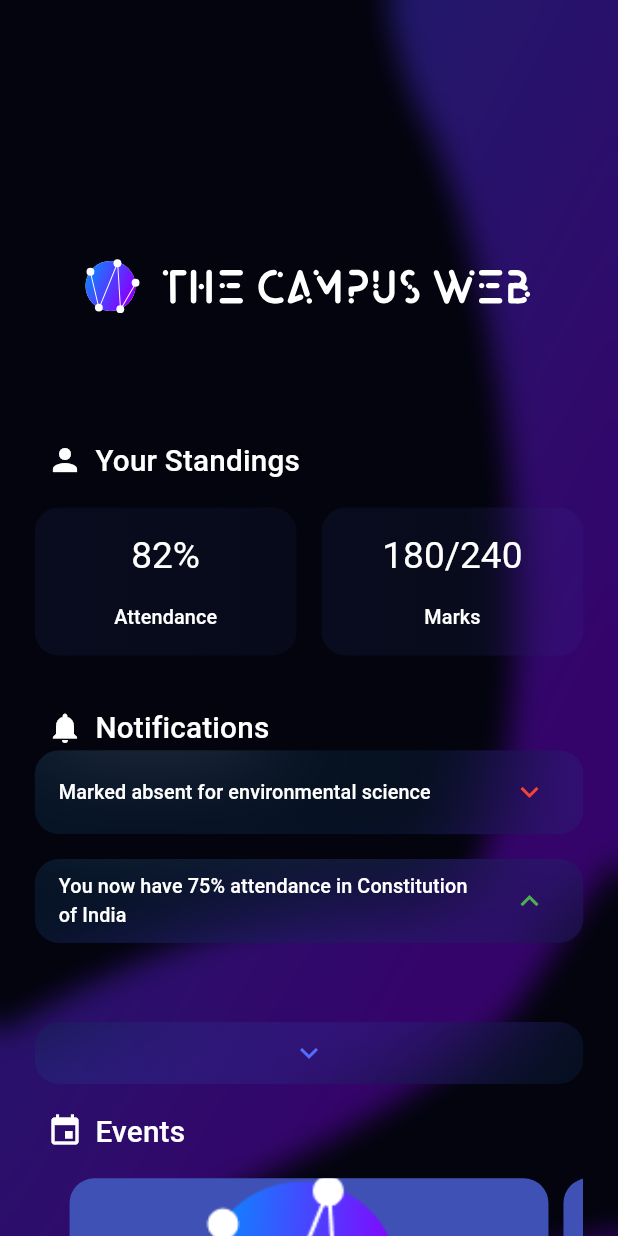
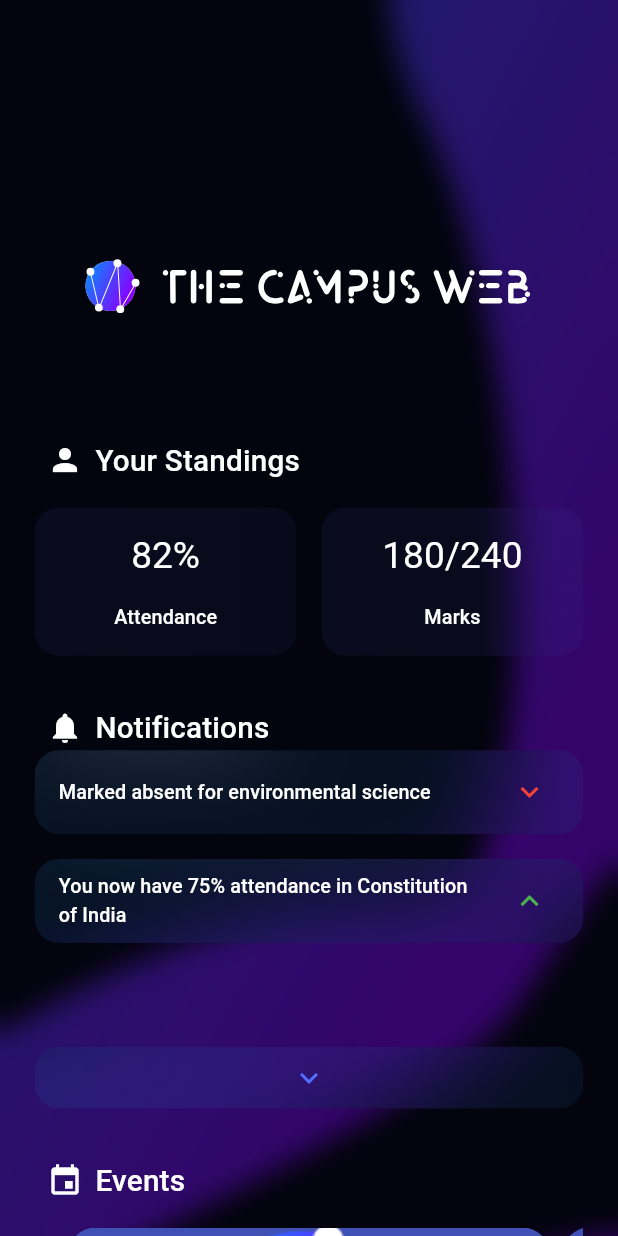
Before and after one commit to TanishqPokharia/CampusApp, a Flutter app: the DashboardScreen widget shown alone on an empty page, opened directly, on a phone screen of 412 x 824 dp. Run offline on Flutter 3.47's test engine with Material 3 defaults, Android fonts, the phone set to English and light mode, and no system bars; drawn by our look-alikes of flutter_carousel_widget; our stand-ins replace awesome_bottom_bar, blur, flutter_svg, glass.

Commit message:
organized imports

```diff
--- a/lib/screens/dashboard_screen.dart
+++ b/lib/screens/dashboard_screen.dart
@@ -1,38 +1,15 @@
-import 'dart:ui';
-
-import 'package:blur/blur.dart';
 import 'package:campus_app/main.dart';
-import 'package:campus_app/screens/sign_in_screen.dart';
-import 'package:campus_app/widgets/background.dart';
-import 'package:campus_app/widgets/events_carousel.dart';
-import 'package:campus_app/widgets/feature_title_widget.dart';
-import 'package:campus_app/widgets/notification_drawer.dart';
-import 'package:campus_app/widgets/notification_tile.dart';
-import 'package:campus_app/widgets/your_standing_widget.dart';
-import 'package:flutter/cupertino.dart';
+import 'package:campus_app/widgets/screen_base.dart';
 import 'package:flutter/material.dart';
-import 'package:flutter/widgets.dart';
 import 'package:flutter_svg/flutter_svg.dart';
-import 'package:glass/glass.dart';
+import 'package:campus_app/widgets/dashboard_widgets/dashboard_widgets.dart';
 
 class DashboardScreen extends StatelessWidget {
   const DashboardScreen({super.key});
 
   @override
   Widget build(BuildContext context) {
-    return Scaffold(
-      body: SingleChildScrollView(
-        child: Stack(
-          alignment: Alignment.topCenter,
-          children: [
-            const BackgroundImage(),
-            Container(
-              height: context.screenHeight,
-              width: context.screenWidth,
-              color: Colors.indigo.shade900.withOpacity(0.1),
-            ),
-            Padding(
-              padding: EdgeInsets.all(context.responsiveSize(8)),
+    return ScreenBase(
       child: Column(
         crossAxisAlignment: CrossAxisAlignment.center,
         children: [
@@ -54,14 +31,12 @@ class DashboardScreen extends StatelessWidget {
                 mainAxisAlignment: MainAxisAlignment.spaceEvenly,
                 children: [
                   const Expanded(
-                              child: YourStanding(
-                                  top: "82%", bottom: "Attendance")),
+                      child: YourStanding(top: "82%", bottom: "Attendance")),
                   SizedBox(
                     width: context.responsiveSize(20),
                   ),
                   const Expanded(
-                            child:
-                                YourStanding(top: "180/240", bottom: "Marks"),
+                    child: YourStanding(top: "180/240", bottom: "Marks"),
                   )
                 ],
               )),
@@ -72,8 +47,8 @@ class DashboardScreen extends StatelessWidget {
           ),
           Container(
             height: context.responsiveSize(220),
-                    margin: EdgeInsets.symmetric(
-                        horizontal: context.responsiveSize(20)),
+            margin:
+                EdgeInsets.symmetric(horizontal: context.responsiveSize(20)),
             child: ListView(
               children: [
                 const NotificationTile(
@@ -91,12 +66,12 @@ class DashboardScreen extends StatelessWidget {
           ),
           Container(
               margin: EdgeInsets.symmetric(
+                  vertical: context.responsiveSize(20),
                   horizontal: context.responsiveSize(20)),
               child: NotificationDrawer(onTap: () {}, isOpened: false)),
           Container(
             margin: EdgeInsets.only(top: context.responsiveSize(20)),
-                    child:
-                        const FeatureTitle(icon: Icons.event, title: "Events"),
+            child: const FeatureTitle(icon: Icons.event, title: "Events"),
           ),
           Container(
             margin: EdgeInsets.all(context.responsiveSize(20)),
@@ -104,10 +79,6 @@ class DashboardScreen extends StatelessWidget {
           )
         ],
       ),
-            )
-          ],
-        ),
-      ),
     );
   }
 }
```
Lines whose indentation alone changed are shown as unchanged.
